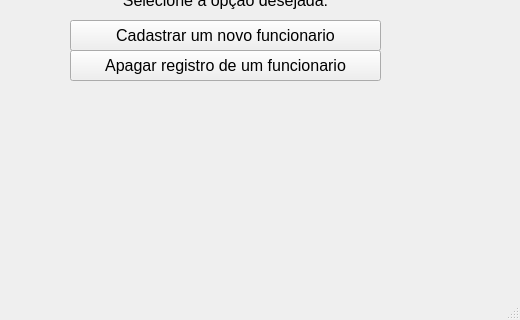
Before: the Qt Designer form telas/tela_funcionarios_menu.ui in mthsvct/SILE, drawn with Qt 5; both pictures show x 120 to 640 and y 160 to 480 of the 640 by 480 pixel window.
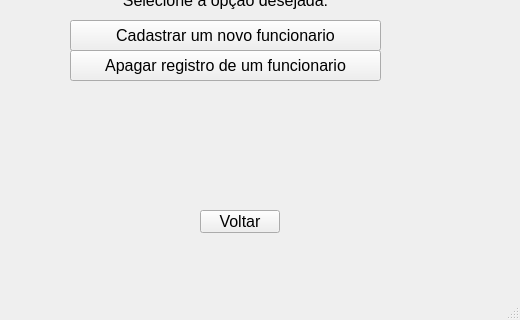
After: the same form once the commit is applied.

Commit message: Conversao de algumas telas

```diff
--- a/telas/tela_funcionarios_menu.ui
+++ b/telas/tela_funcionarios_menu.ui
@@ -95,6 +95,27 @@
      <set>Qt::AlignCenter</set>
     </property>
    </widget>
+   <widget class="QPushButton" name="voltar">
+    <property name="geometry">
+     <rect>
+      <x>320</x>
+      <y>370</y>
+      <width>80</width>
+      <height>23</height>
+     </rect>
+    </property>
+    <property name="font">
+     <font>
+      <pointsize>12</pointsize>
+     </font>
+    </property>
+    <property name="cursor">
+     <cursorShape>PointingHandCursor</cursorShape>
+    </property>
+    <property name="text">
+     <string>Voltar</string>
+    </property>
+   </widget>
   </widget>
   <widget class="QMenuBar" name="menubar">
    <property name="geometry">
```
Left out of the diff: 4 changed lines with no effect on the pictures. The commit also changes 17 other files.
